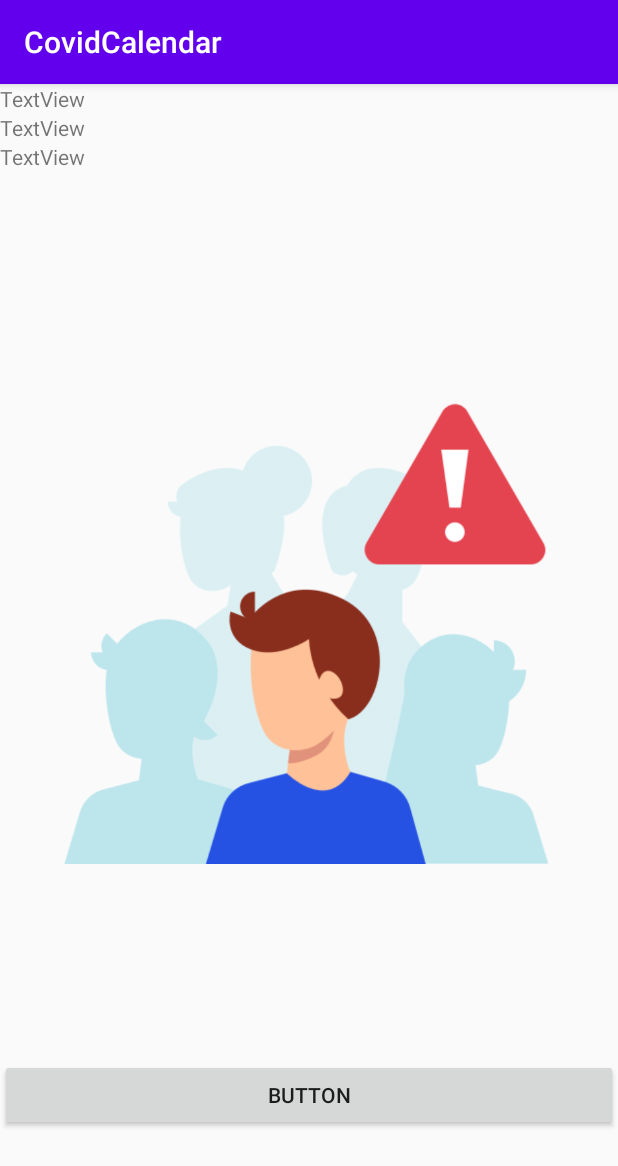
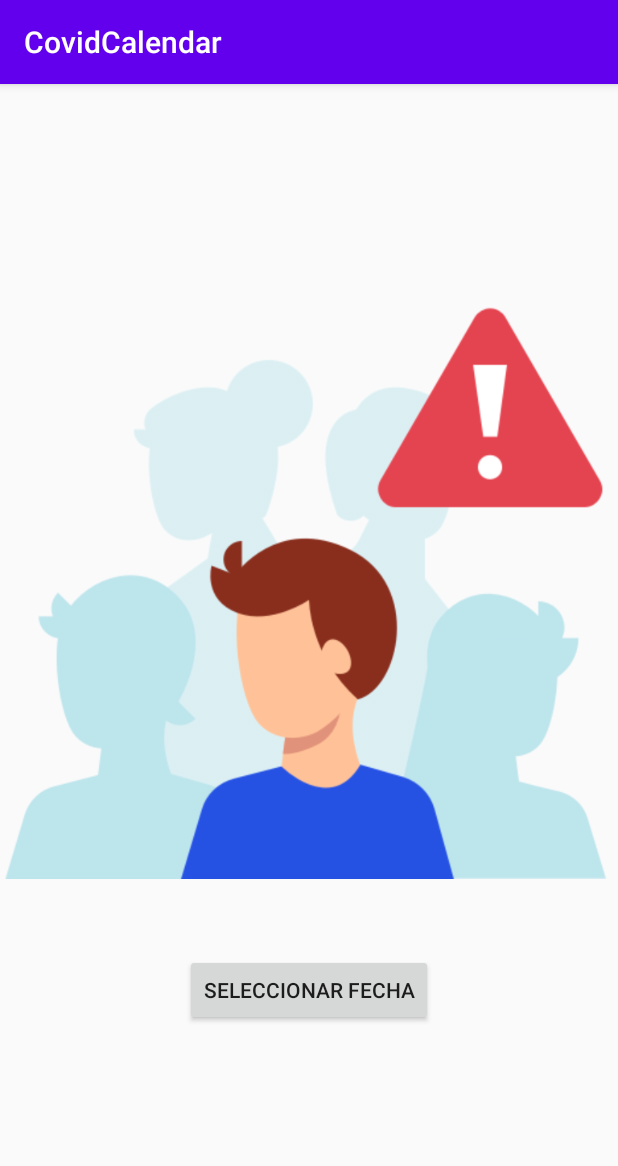
Before and after one commit to jedt89/CovidCalendar, an Android app: the screen it shows after launch (MainActivity), on a phone screen of 412 x 824 dp. Shown: the top 1166 px of the screen. Run offline under Robolectric (Android 15) with nearby library versions, the phone set to English and light mode, and no system bars.

Commit message:
Proyecto finalizado

```diff
--- a/app/src/main/java/cl/jonathan/covidcalendar/ApiInterface.java
+++ b/app/src/main/java/cl/jonathan/covidcalendar/ApiInterface.java
@@ -1,17 +1,22 @@
 package cl.jonathan.covidcalendar;
 
-import java.util.ArrayList;
 
 import retrofit2.Call;
 import retrofit2.http.Body;
 import retrofit2.http.GET;
+import retrofit2.http.HTTP;
 import retrofit2.http.Headers;
 
 public interface ApiInterface {
 
 
+
+   // @GET("reports/total")
+   // Call<DataModel> getcases(@Body Request dateBody);
+
+
+    @HTTP(method = "GET", path = "reports/total", hasBody = true)
     @Headers({"X-RapidAPI-Key:96afa298cbmsh913f910f914494cp110c39jsn01a32d68445e"})
-    @GET("reports/total")
-    Call<DataModel> getcases(@Body String dateBody);
+    Call<DataModel> getcases(@Body Request dateBody);
 
 }
--- /dev/null
+++ b/app/src/main/java/cl/jonathan/covidcalendar/Request.java
@@ -0,0 +1,26 @@
+package cl.jonathan.covidcalendar;
+
+import com.google.gson.annotations.Expose;
+import com.google.gson.annotations.SerializedName;
+
+public class Request {
+
+    @SerializedName("date")
+    @Expose
+    private String date;
+
+    public Request(String date) {
+        this.date = date;
+    }
+
+    public Request() {
+    }
+
+    public String getDate() {
+        return date;
+    }
+
+    public void setDate(String date) {
+        this.date = date;
+    }
+}
--- a/app/src/main/java/cl/jonathan/covidcalendar/SplashScreen.java
+++ b/app/src/main/java/cl/jonathan/covidcalendar/SplashScreen.java
@@ -1,9 +1,10 @@
 package cl.jonathan.covidcalendar;
 
 import android.content.Intent;
+import android.os.Bundle;
 import android.os.Handler;
+
 import androidx.appcompat.app.AppCompatActivity;
-import android.os.Bundle;
 
 public class SplashScreen extends AppCompatActivity {
 
--- a/app/src/main/res/layout/activity_main.xml
+++ b/app/src/main/res/layout/activity_main.xml
@@ -11,30 +11,31 @@
         android:id="@+id/date"
         android:layout_width="match_parent"
         android:layout_height="wrap_content"
-        android:text="TextView" />
+        android:layout_marginTop="10dp"
+        android:gravity="center" />
 
     <TextView
         android:id="@+id/confirmCases"
         android:layout_width="match_parent"
         android:layout_height="wrap_content"
-        android:text="TextView" />
+        android:gravity="center" />
 
     <TextView
         android:id="@+id/totalDeaths"
         android:layout_width="match_parent"
         android:layout_height="wrap_content"
-        android:text="TextView" />
+        android:gravity="center" />
 
     <ImageView
         android:id="@+id/homeImg"
         android:layout_width="match_parent"
         android:layout_height="wrap_content"
-        android:layout_margin="40dp"
         app:srcCompat="@drawable/home" />
 
     <Button
         android:id="@+id/btnSelectDate"
-        android:layout_width="match_parent"
+        android:layout_width="wrap_content"
         android:layout_height="wrap_content"
-        android:text="Button" />
+        android:layout_gravity="center"
+        android:text="Seleccionar Fecha" />
 </LinearLayout>
--- a/app/src/main/res/values/strings.xml
+++ b/app/src/main/res/values/strings.xml
@@ -1,3 +1,5 @@
 <resources>
     <string name="app_name">CovidCalendar</string>
+    <string name="covid_calendar">Covid Calendar</string>
+    <string name="splashscreen">SplashScreen</string>
 </resources>
```
Also changed, not shown: app/src/main/java/cl/jonathan/covidcalendar/MainActivity.java (+13 -12 lines), app/src/main/res/layout/activity_splash_screen.xml (+14 -2 lines).
